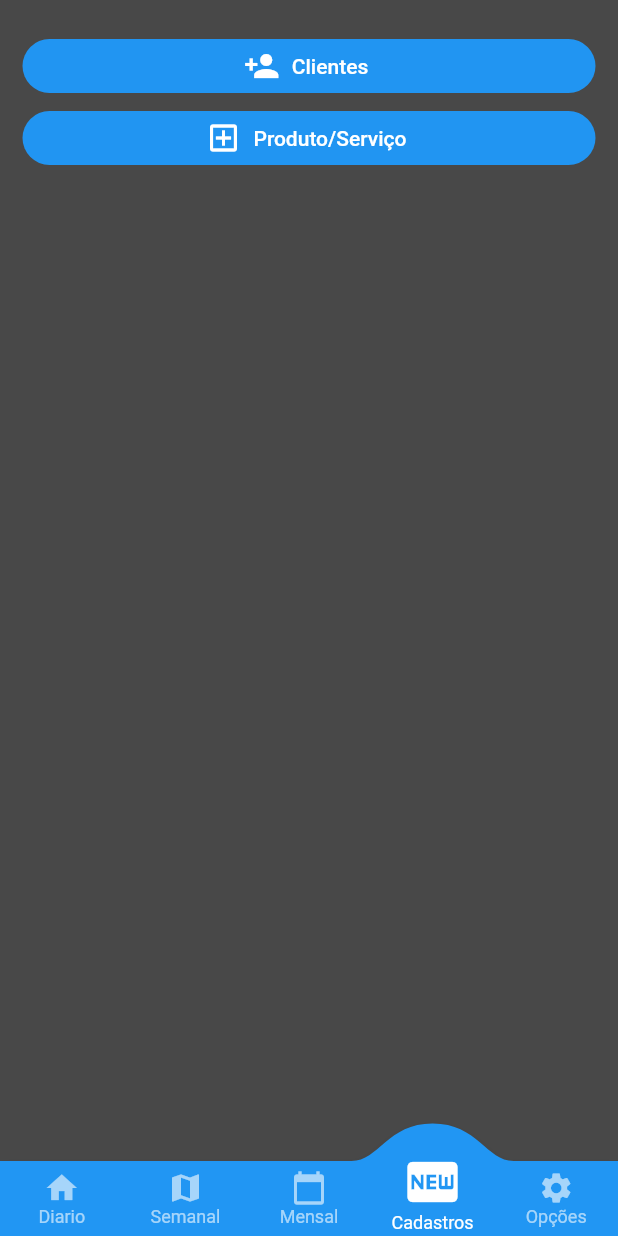
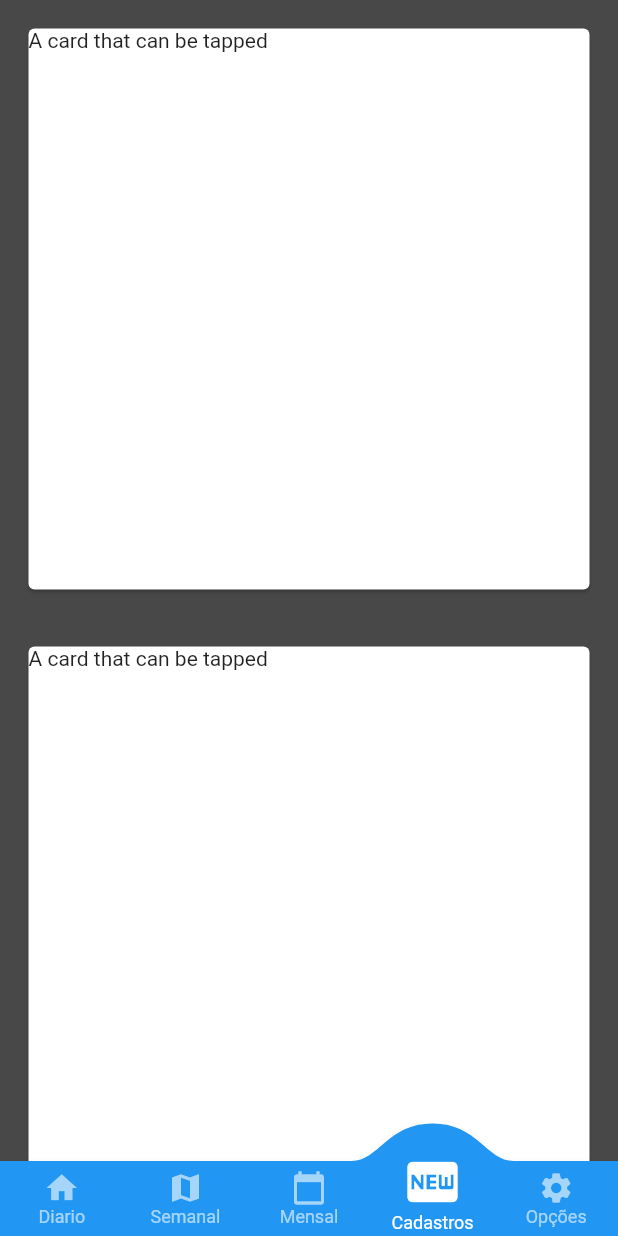
Before and after one commit to lucascardo12/housebarber, a Flutter app: the HomePage screen opened by its route, item 4 of the bottom bar chosen, on a phone screen of 412 x 824 dp. Run offline on Flutter 3.47's test engine with Material 2 defaults, Android fonts, the phone set to English and light mode, and no system bars; drawn by our look-alikes of convex_bottom_bar; our stand-ins replace dropdown_search, flutter_money_formatter, image_picker, liquid_swipe, shared_preferences, syncfusion_flutter_calendar; missing offline and left inert: fluttertoastalert, mongo_dart, shared_preferences_web; accounts and stored records are empty.

Commit message:
Melhorias na listagem de Cadastros.

```diff
--- a/lib/pages/home/new-registers-page.dart
+++ b/lib/pages/home/new-registers-page.dart
@@ -10,36 +10,30 @@ class NewRegisters extends StatefulWidget {
 class _NewRegisterPageState extends State<NewRegisters> {
   @override
   Widget build(BuildContext context) {
-    return Container(
-        color: primaryLight,
-        height: MediaQuery.of(context).size.height * 0.90,
-        child: ListView(
-          padding: EdgeInsets.only(top: 20, left: 15, right: 15),
-          children: [
-            FlatButton.icon(
-              shape: RoundedRectangleBorder(
-                borderRadius: BorderRadius.circular(25),
-              ),
-              icon: Icon(Icons.person_add, color: Colors.white),
-              color: secondary,
-              onPressed: () => Navigator.pushNamed(context, '/listaClientes'),
-              label: Text(
-                'Clientes',
-                style: TextStyle(color: Colors.white),
-              ),
-            ),
-            FlatButton.icon(
-              shape: RoundedRectangleBorder(
-                borderRadius: BorderRadius.circular(25),
-              ),
-              icon: Icon(Icons.add_box_outlined, color: Colors.white),
-              color: secondary,
-              onPressed: () =>
-                  Navigator.pushNamed(context, '/listaProdutoServico'),
-              label: Text('Produto/Serviço',
-                  style: TextStyle(color: Colors.white)),
-            )
-          ],
-        ));
+    return GridView.count(
+      crossAxisCount: 1,
+      children: List.generate(20, (index) {
+        return Container(
+          padding: EdgeInsets.all(15),
+          child: _buildCards(),
+        );
+      }),
+    );
+  }
+
+  Widget _buildCards() {
+    return Card(
+      child: InkWell(
+        splashColor: Colors.blue.withAlpha(30),
+        onTap: () {
+          print('Card Cadastro de Cliente');
+        },
+        child: Container(
+          width: double.infinity,
+          height: 100,
+          child: Text('A card that can be tapped'),
+        ),
+      ),
+    );
   }
 }
```
